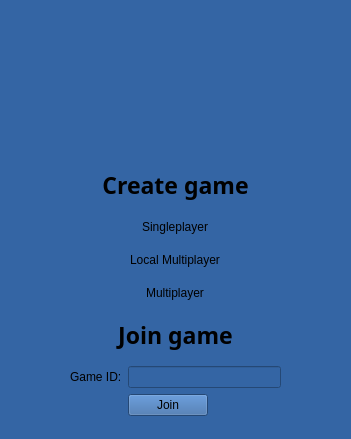
Qt form GUI/StartWindow.ui (dnestorovic/Yamb) before a commit.
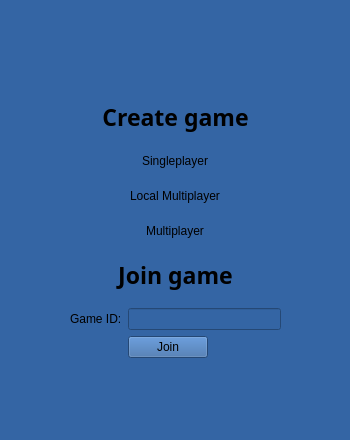
The same form after that commit.

```diff
--- a/GUI/StartWindow.ui
+++ b/GUI/StartWindow.ui
@@ -6,10 +6,16 @@
    <rect>
     <x>0</x>
     <y>0</y>
-    <width>351</width>
-    <height>439</height>
+    <width>350</width>
+    <height>440</height>
    </rect>
   </property>
+  <property name="sizePolicy">
+   <sizepolicy hsizetype="Preferred" vsizetype="Preferred">
+    <horstretch>0</horstretch>
+    <verstretch>0</verstretch>
+   </sizepolicy>
+  </property>
   <property name="windowTitle">
    <string>Yamb</string>
   </property>
@@ -20,9 +26,9 @@
    <property name="geometry">
     <rect>
      <x>70</x>
-     <y>160</y>
+     <y>90</y>
      <width>211</width>
-     <height>266</height>
+     <height>279</height>
     </rect>
    </property>
    <layout class="QVBoxLayout" name="verticalLayout">
@@ -140,19 +146,6 @@
     </item>
    </layout>
   </widget>
-  <widget class="QLabel" name="label_2">
-   <property name="geometry">
-    <rect>
-     <x>100</x>
-     <y>30</y>
-     <width>131</width>
-     <height>121</height>
-    </rect>
-   </property>
-   <property name="text">
-    <string/>
-   </property>
-  </widget>
  </widget>
  <resources/>
  <connections/>
```
Left out of the diff: 3 changed lines with no effect on the pictures.
